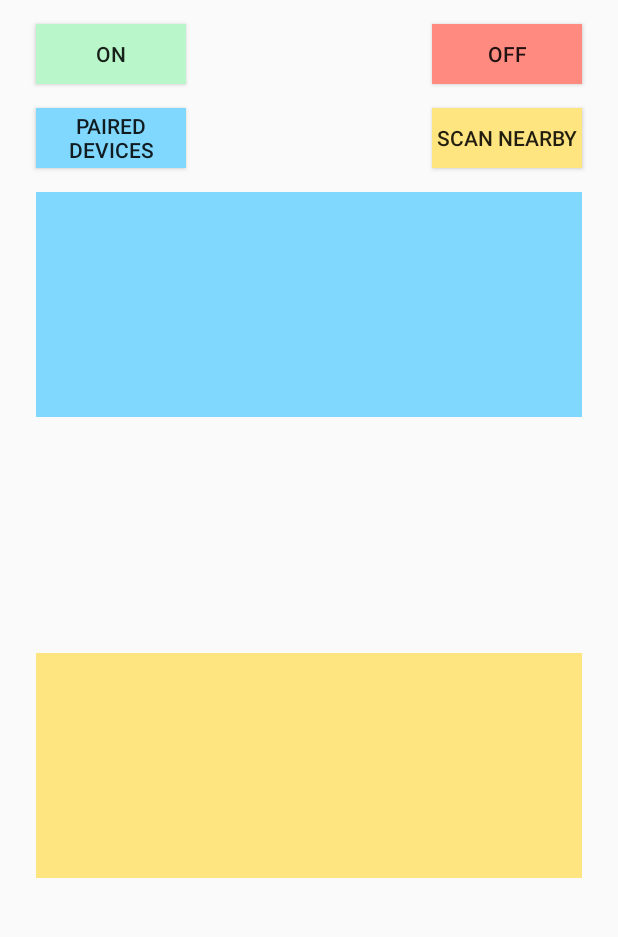
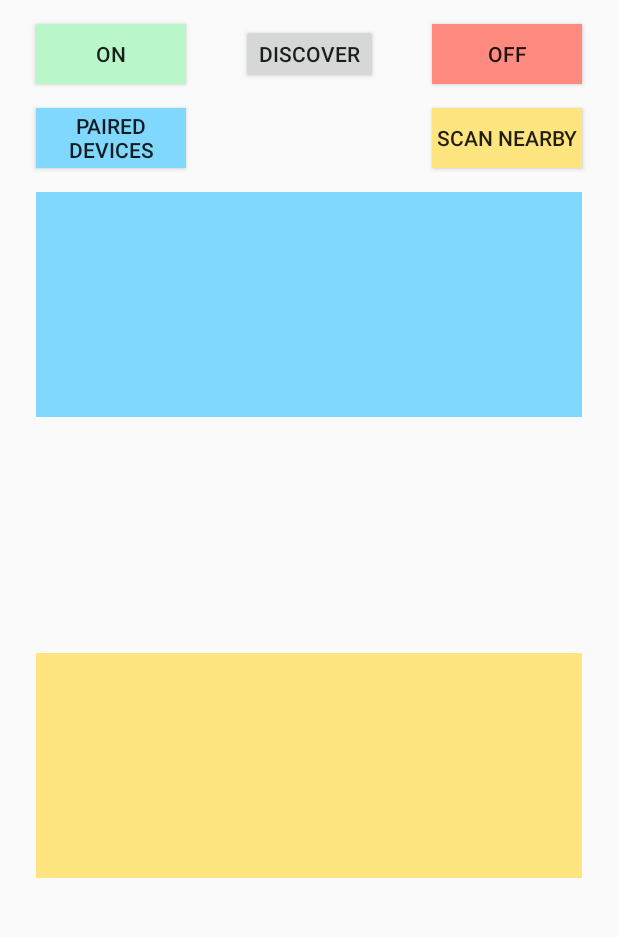
Before and after one commit to adityakushwah112/Demo-Bluetooth-App, an Android app: the screen it shows after launch (MainActivity), on a phone screen of 412 x 824 dp, the part 110-1047 px from its top. Run offline under Robolectric (Android 15) with nearby library versions, the phone set to English and light mode, and no system bars.

Commit message:
Update: Discoverability Added
Now app can make device discoverable to other bluetooth devices .

```diff
--- a/app/src/main/java/com/example/bluetooths/MainActivity.java
+++ b/app/src/main/java/com/example/bluetooths/MainActivity.java
@@ -27,7 +27,7 @@ import java.util.Set;
 public class MainActivity extends AppCompatActivity {
 
     private static final String TAG = "MainActivity";
-    Button buttonON, buttonOFF, buttonPair, buttonScan;
+    Button buttonON, buttonOFF, buttonPair, buttonScan, buttonDiscover;
     BluetoothAdapter myBluetoothAdapter;
     ListView listView, scanListView;
     ArrayList<String> stringArrayList = new ArrayList<String>();
@@ -45,6 +45,7 @@ public class MainActivity extends AppCompatActivity {
         buttonOFF = (Button) findViewById(R.id.btOFF);
         buttonPair = (Button) findViewById(R.id.btPair);
         buttonScan = (Button) findViewById(R.id.btScan);
+        buttonDiscover = (Button) findViewById(R.id.btDiscover);
         listView = (ListView) findViewById(R.id.listview);
         scanListView = (ListView) findViewById(R.id.secondList);
 
@@ -56,6 +57,19 @@ public class MainActivity extends AppCompatActivity {
         bluetoothOFFMethod();
         pairedDeviceButton();
         scanDeviceButton();
+        discoverableButton();
+    }
+
+    /* Make device discoverable for 1 minute */
+    private void discoverableButton() {
+        buttonDiscover.setOnClickListener(new View.OnClickListener() {
+            @Override
+            public void onClick(View v) {
+                Intent intent = new Intent(BluetoothAdapter.ACTION_REQUEST_DISCOVERABLE);
+                intent.putExtra(BluetoothAdapter.EXTRA_DISCOVERABLE_DURATION, 60);
+                startActivity(intent);
+            }
+        });
     }
 
     /* Get list of nearby bluetooth devices into a list view */
--- a/app/src/main/res/layout/activity_main.xml
+++ b/app/src/main/res/layout/activity_main.xml
@@ -89,4 +89,16 @@
         android:text="SCAN NEARBY"
         app:layout_constraintEnd_toEndOf="parent"
         app:layout_constraintTop_toBottomOf="@+id/btOFF" />
+
+    <Button
+        android:id="@+id/btDiscover"
+        android:layout_width="wrap_content"
+        android:layout_height="40dp"
+        android:layout_marginStart="8dp"
+        android:layout_marginTop="16dp"
+        android:layout_marginEnd="8dp"
+        android:text="Discover"
+        app:layout_constraintEnd_toStartOf="@+id/btOFF"
+        app:layout_constraintStart_toEndOf="@+id/btON"
+        app:layout_constraintTop_toBottomOf="@+id/textView" />
 </androidx.constraintlayout.widget.ConstraintLayout>
```
